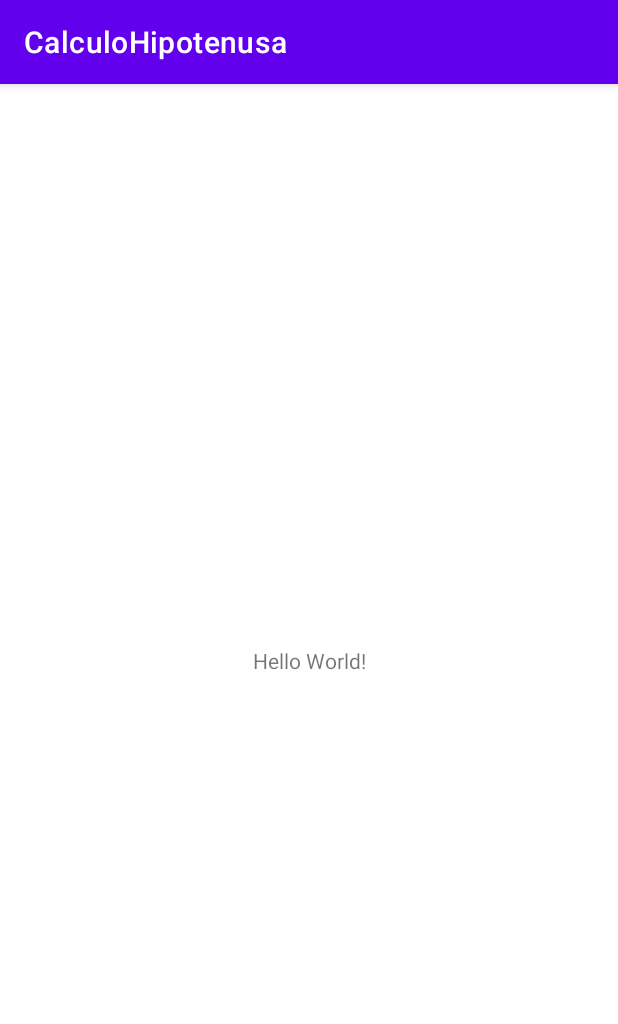
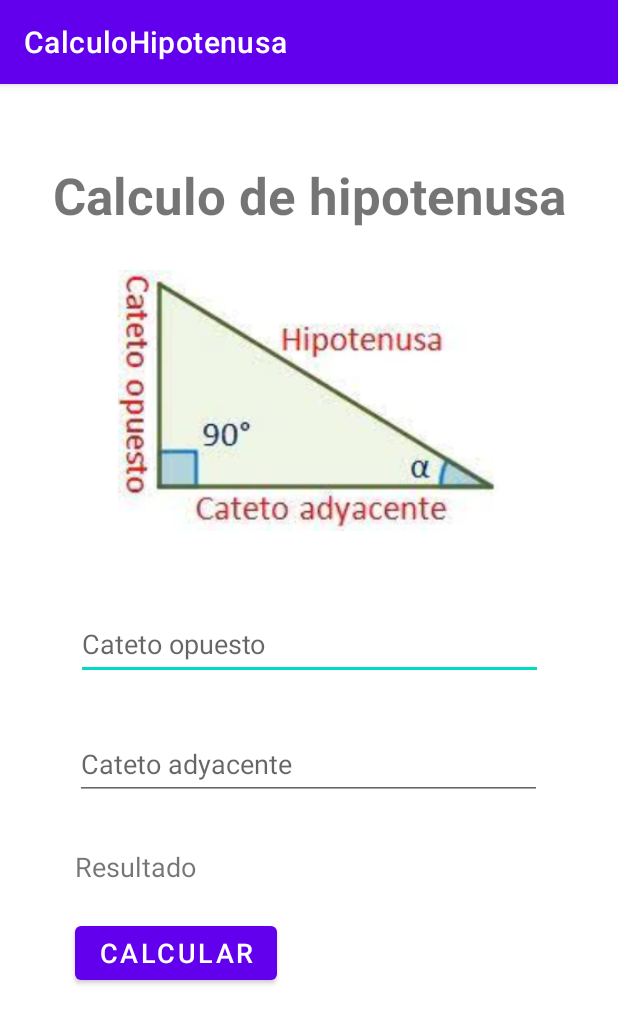
Before and after one commit to EduardoLeoLim/CalculoHipotenusa, an Android app: the screen it shows after launch (MainActivity), on a phone screen of 412 x 824 dp. Shown: the top 1024 px of the screen. Run offline under Robolectric (Android 15) with nearby library versions, the phone set to English and light mode, and no system bars.

Commit message:
GUI Terminada

```diff
--- a/app/src/main/res/layout/activity_main.xml
+++ b/app/src/main/res/layout/activity_main.xml
@@ -7,12 +7,82 @@
     tools:context=".MainActivity">
 
     <TextView
+        android:id="@+id/lbl_Titulo"
         android:layout_width="wrap_content"
         android:layout_height="wrap_content"
-        android:text="Hello World!"
+        android:text="Calculo de hipotenusa"
+        android:textSize="34sp"
+        android:textStyle="bold"
         app:layout_constraintBottom_toBottomOf="parent"
         app:layout_constraintLeft_toLeftOf="parent"
         app:layout_constraintRight_toRightOf="parent"
-        app:layout_constraintTop_toTopOf="parent" />
+        app:layout_constraintTop_toTopOf="parent"
+        app:layout_constraintVertical_bias="0.071" />
+
+    <ImageView
+        android:id="@+id/imageView"
+        android:layout_width="310dp"
+        android:layout_height="174dp"
+        android:layout_marginStart="50dp"
+        android:layout_marginTop="27dp"
+        android:layout_marginEnd="50dp"
+        app:layout_constraintEnd_toEndOf="parent"
+        app:layout_constraintHorizontal_bias="0.495"
+        app:layout_constraintStart_toStartOf="parent"
+        app:layout_constraintTop_toBottomOf="@+id/lbl_Titulo"
+        app:srcCompat="@drawable/img_triangulo" />
+
+    <EditText
+        android:id="@+id/txt_CatetoOpuesto"
+        android:layout_width="311dp"
+        android:layout_height="48dp"
+        android:layout_marginStart="50dp"
+        android:layout_marginTop="51dp"
+        android:layout_marginEnd="50dp"
+        android:hint="Cateto opuesto"
+        android:inputType="textPersonName"
+        android:text=""
+        app:layout_constraintEnd_toEndOf="parent"
+        app:layout_constraintStart_toStartOf="parent"
+        app:layout_constraintTop_toBottomOf="@+id/imageView" />
+
+    <EditText
+        android:id="@+id/txt_CatetoAdyacente"
+        android:layout_width="311dp"
+        android:layout_height="48dp"
+        android:layout_marginStart="50dp"
+        android:layout_marginTop="32dp"
+        android:layout_marginEnd="50dp"
+        android:hint="Cateto adyacente"
+        android:inputType="textPersonName"
+        android:text=""
+        app:layout_constraintEnd_toEndOf="parent"
+        app:layout_constraintHorizontal_bias="0.0"
+        app:layout_constraintStart_toStartOf="parent"
+        app:layout_constraintTop_toBottomOf="@+id/txt_CatetoOpuesto" />
+
+    <TextView
+        android:id="@+id/lbl_Resultado"
+        android:layout_width="wrap_content"
+        android:layout_height="wrap_content"
+        android:layout_marginStart="50dp"
+        android:layout_marginTop="32dp"
+        android:text="Resultado"
+        android:textSize="18sp"
+        app:layout_constraintEnd_toEndOf="parent"
+        app:layout_constraintHorizontal_bias="0.0"
+        app:layout_constraintStart_toStartOf="parent"
+        app:layout_constraintTop_toBottomOf="@+id/txt_CatetoAdyacente" />
+
+    <Button
+        android:id="@+id/btn_Calcular"
+        android:layout_width="wrap_content"
+        android:layout_height="wrap_content"
+        android:layout_marginStart="50dp"
+        android:layout_marginTop="21dp"
+        android:text="Calcular"
+        android:textSize="18sp"
+        app:layout_constraintStart_toStartOf="parent"
+        app:layout_constraintTop_toBottomOf="@+id/lbl_Resultado" />
 
 </androidx.constraintlayout.widget.ConstraintLayout>
```
Also changed, not shown: app/src/main/res/drawable/img_triangulo.jpg (added).
